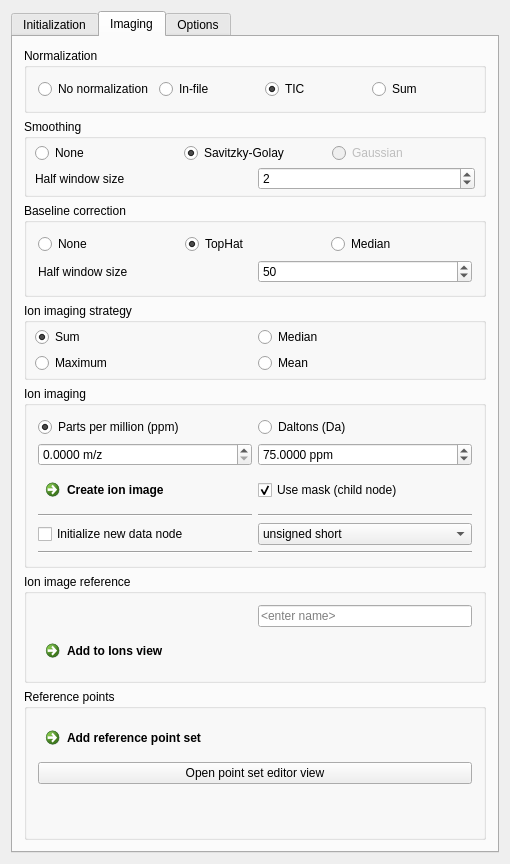
Above: Plugins/org.mitk.gui.qt.m2.Data/src/internal/m2Data.ui from m2aia/m2aia before the change. Below: the same form after it.
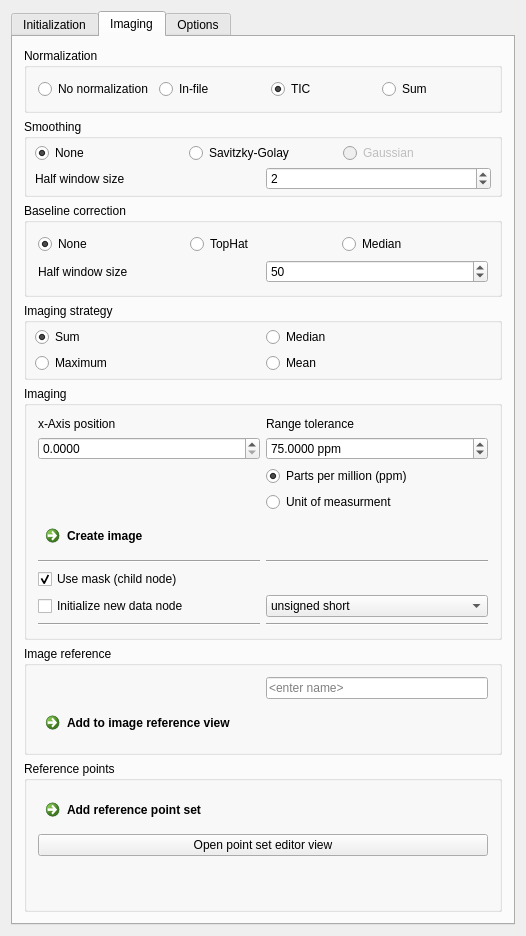
That is the form after the change.

Commit message: Rename MSImageBase to SpectrumImageBase, create m2Common.h

```diff
--- a/Plugins/org.mitk.gui.qt.m2.Data/src/internal/m2Data.ui
+++ b/Plugins/org.mitk.gui.qt.m2.Data/src/internal/m2Data.ui
@@ -9,8 +9,8 @@
    <rect>
     <x>0</x>
     <y>0</y>
-    <width>510</width>
-    <height>802</height>
+    <width>526</width>
+    <height>893</height>
    </rect>
   </property>
   <property name="sizePolicy">
@@ -323,6 +323,9 @@
               <property name="text">
                <string>None</string>
               </property>
+              <property name="checked">
+               <bool>true</bool>
+              </property>
              </widget>
             </item>
             <item>
@@ -331,7 +334,7 @@
                <string>Savitzky-Golay</string>
               </property>
               <property name="checked">
-               <bool>true</bool>
+               <bool>false</bool>
               </property>
              </widget>
             </item>
@@ -402,6 +405,9 @@
               <property name="text">
                <string>None</string>
               </property>
+              <property name="checked">
+               <bool>true</bool>
+              </property>
              </widget>
             </item>
             <item>
@@ -410,7 +416,7 @@
                <string>TopHat</string>
               </property>
               <property name="checked">
-               <bool>true</bool>
+               <bool>false</bool>
               </property>
              </widget>
             </item>
@@ -465,7 +471,7 @@
        <item>
         <widget class="QGroupBox" name="GrabIonImageStrategy">
          <property name="title">
-          <string>Ion imaging strategy</string>
+          <string>Imaging strategy</string>
          </property>
          <property name="checkable">
           <bool>false</bool>
@@ -581,7 +587,7 @@
           <string/>
          </property>
          <property name="title">
-          <string>Ion imaging</string>
+          <string>Imaging</string>
          </property>
          <property name="flat">
           <bool>false</bool>
@@ -592,46 +598,7 @@
          <layout class="QVBoxLayout" name="verticalLayout_2">
           <item>
            <layout class="QGridLayout" name="gridLayout_5">
-            <item row="2" column="0">
-             <widget class="QCommandLinkButton" name="btnGrabIonImage">
-              <property name="text">
-               <string>Create ion image</string>
-              </property>
-             </widget>
-            </item>
-            <item row="0" column="1">
-             <widget class="QRadioButton" name="rbtnTolDa">
-              <property name="enabled">
-               <bool>true</bool>
-              </property>
-              <property name="minimumSize">
-               <size>
-                <width>180</width>
-                <height>0</height>
-               </size>
-              </property>
-              <property name="maximumSize">
-               <size>
-                <width>1000</width>
-                <height>16777215</height>
-               </size>
-              </property>
-              <property name="text">
-               <string>Daltons (Da)</string>
-              </property>
-              <property name="checked">
-               <bool>false</bool>
-              </property>
-             </widget>
-            </item>
             <item row="3" column="1">
-             <widget class="Line" name="line_4">
-              <property name="orientation">
-               <enum>Qt::Horizontal</enum>
-              </property>
-             </widget>
-            </item>
-            <item row="0" column="0">
              <widget class="QRadioButton" name="rbtnTolPPM">
               <property name="enabled">
                <bool>true</bool>
@@ -656,7 +623,72 @@
               </property>
              </widget>
             </item>
-            <item row="1" column="1">
+            <item row="7" column="0">
+             <widget class="QCheckBox" name="chkBxUseMask">
+              <property name="maximumSize">
+               <size>
+                <width>1000</width>
+                <height>16777215</height>
+               </size>
+              </property>
+              <property name="text">
+               <string>Use mask (child node)</string>
+              </property>
+              <property name="checked">
+               <bool>true</bool>
+              </property>
+             </widget>
+            </item>
+            <item row="6" column="0">
+             <widget class="Line" name="line_3">
+              <property name="orientation">
+               <enum>Qt::Horizontal</enum>
+              </property>
+             </widget>
+            </item>
+            <item row="8" column="0">
+             <widget class="QCheckBox" name="chkBxInitNew">
+              <property name="sizePolicy">
+               <sizepolicy hsizetype="Maximum" vsizetype="Fixed">
+                <horstretch>0</horstretch>
+                <verstretch>0</verstretch>
+               </sizepolicy>
+              </property>
+              <property name="minimumSize">
+               <size>
+                <width>0</width>
+                <height>0</height>
+               </size>
+              </property>
+              <property name="maximumSize">
+               <size>
+                <width>1000</width>
+                <height>16777215</height>
+               </size>
+              </property>
+              <property name="toolTip">
+               <string/>
+              </property>
+              <property name="text">
+               <string>Initialize new data node</string>
+              </property>
+             </widget>
+            </item>
+            <item row="9" column="1">
+             <widget class="Line" name="line_6">
+              <property name="orientation">
+               <enum>Qt::Horizontal</enum>
+              </property>
+             </widget>
+            </item>
+            <item row="9" column="0">
+             <widget class="Line" name="line_5">
+              <property name="orientation">
+               <enum>Qt::Horizontal</enum>
+              </property>
+             </widget>
+            </item>
+            <item row="2" column="1">
              <widget class="QDoubleSpinBox" name="spnBxTol">
               <property name="minimumSize">
                <size>
@@ -687,21 +719,7 @@
               </property>
              </widget>
             </item>
-            <item row="3" column="0">
-             <widget class="Line" name="line_3">
-              <property name="orientation">
-               <enum>Qt::Horizontal</enum>
-              </property>
-             </widget>
-            </item>
-            <item row="5" column="0">
-             <widget class="Line" name="line_5">
-              <property name="orientation">
-               <enum>Qt::Horizontal</enum>
-              </property>
-             </widget>
-            </item>
-            <item row="1" column="0">
+            <item row="2" column="0">
              <widget class="QDoubleSpinBox" name="spnBxMz">
               <property name="maximumSize">
                <size>
@@ -710,7 +728,7 @@
                </size>
               </property>
               <property name="suffix">
-               <string> m/z</string>
+               <string/>
               </property>
               <property name="decimals">
                <number>4</number>
@@ -720,58 +738,14 @@
               </property>
              </widget>
             </item>
-            <item row="5" column="1">
-             <widget class="Line" name="line_6">
-              <property name="orientation">
-               <enum>Qt::Horizontal</enum>
-              </property>
-             </widget>
-            </item>
-            <item row="4" column="0">
-             <widget class="QCheckBox" name="chkBxInitNew">
-              <property name="sizePolicy">
-               <sizepolicy hsizetype="Maximum" vsizetype="Fixed">
-                <horstretch>0</horstretch>
-                <verstretch>0</verstretch>
-               </sizepolicy>
-              </property>
-              <property name="minimumSize">
-               <size>
-                <width>0</width>
-                <height>0</height>
-               </size>
-              </property>
-              <property name="maximumSize">
-               <size>
-                <width>1000</width>
-                <height>16777215</height>
-               </size>
-              </property>
-              <property name="toolTip">
-               <string/>
-              </property>
+            <item row="5" column="0">
+             <widget class="QCommandLinkButton" name="btnGrabIonImage">
               <property name="text">
-               <string>Initialize new data node</string>
+               <string>Create image</string>
               </property>
              </widget>
             </item>
-            <item row="2" column="1">
-             <widget class="QCheckBox" name="chkBxUseMask">
-              <property name="maximumSize">
-               <size>
-                <width>1000</width>
-                <height>16777215</height>
-               </size>
-              </property>
-              <property name="text">
-               <string>Use mask (child node)</string>
-              </property>
-              <property name="checked">
-               <bool>true</bool>
-              </property>
-             </widget>
-            </item>
-            <item row="4" column="1">
+            <item row="8" column="1">
              <widget class="QComboBox" name="cmbBxType">
               <property name="currentIndex">
                <number>2</number>
@@ -798,6 +772,52 @@
               </item>
              </widget>
             </item>
+            <item row="6" column="1">
+             <widget class="Line" name="line_4">
+              <property name="orientation">
+               <enum>Qt::Horizontal</enum>
+              </property>
+             </widget>
+            </item>
+            <item row="4" column="1">
+             <widget class="QRadioButton" name="rbtnTolDa">
+              <property name="enabled">
+               <bool>true</bool>
+              </property>
+              <property name="minimumSize">
+               <size>
+                <width>180</width>
+                <height>0</height>
+               </size>
+              </property>
+              <property name="maximumSize">
+               <size>
+                <width>1000</width>
+                <height>16777215</height>
+               </size>
+              </property>
+              <property name="text">
+               <string>Unit of measurment</string>
+              </property>
+              <property name="checked">
+               <bool>false</bool>
+              </property>
+             </widget>
+            </item>
+            <item row="1" column="0">
+             <widget class="QLabel" name="label_8">
+              <property name="text">
+               <string>x-Axis position</string>
+              </property>
+             </widget>
+            </item>
+            <item row="1" column="1">
+             <widget class="QLabel" name="label_9">
+              <property name="text">
+               <string>Range tolerance</string>
+              </property>
+             </widget>
+            </item>
            </layout>
           </item>
          </layout>
@@ -812,7 +832,7 @@
           <string/>
          </property>
          <property name="title">
-          <string>Ion image reference</string>
+          <string>Image reference</string>
          </property>
          <property name="flat">
           <bool>false</bool>
@@ -826,7 +846,7 @@
             <item row="0" column="0">
              <widget class="QLabel" name="labelIonImageInfo">
               <property name="text">
-               <string>&lt;mz +- tol&gt;</string>
+               <string>&lt;x-Value +- tol&gt;</string>
               </property>
              </widget>
             </item>
@@ -854,7 +874,7 @@
           <item>
            <widget class="QCommandLinkButton" name="btnAddIonImageReference">
             <property name="text">
-             <string>Add to Ions view</string>
+             <string>Add to image reference view</string>
             </property>
            </widget>
           </item>
```
Left out of the diff: 8 changed lines with no effect on the pictures. The commit also changes 30 other files.
